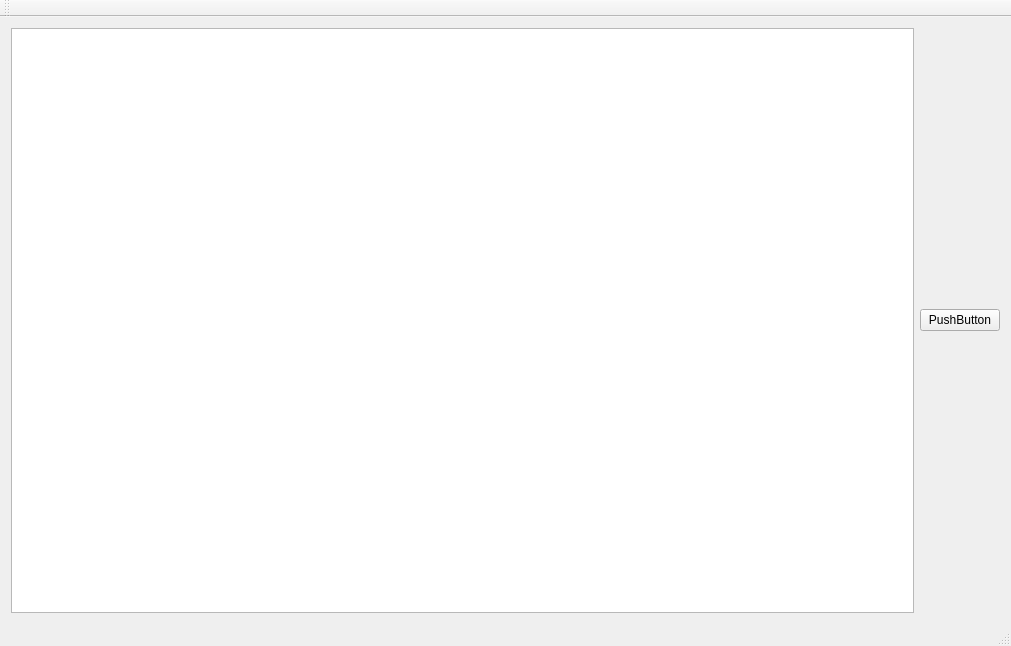
This is WaveInterference/mainwindow.ui in arokasprz100/Wave-Interference as Qt 5 draws it before an edit. The edited form follows.
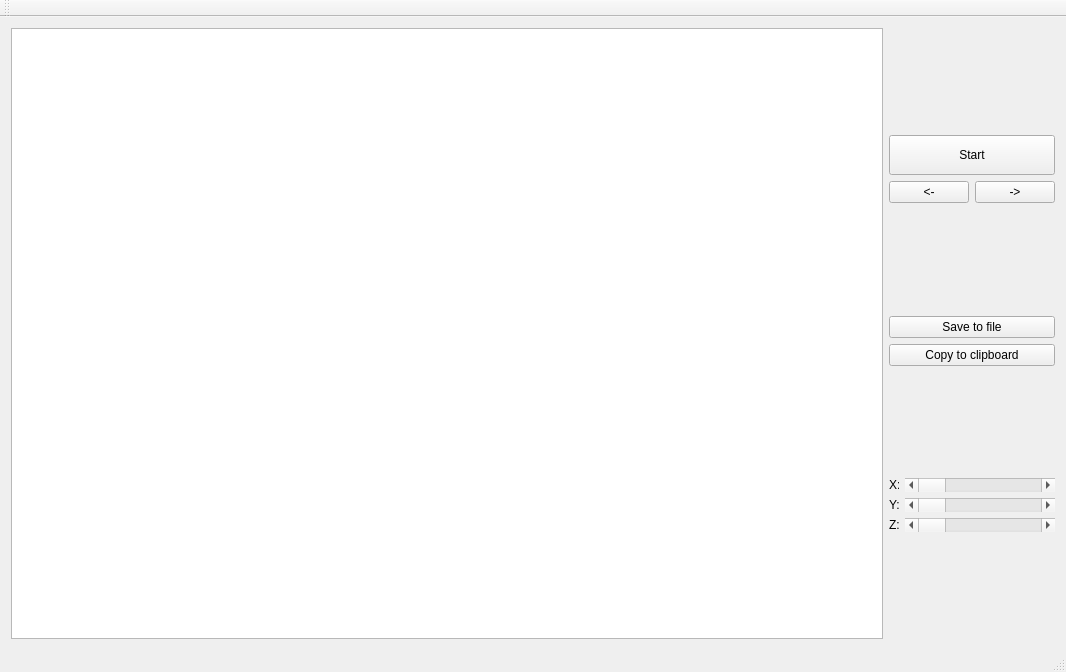
This is the edited form.

Diff of the .ui file:
```diff
--- a/WaveInterference/mainwindow.ui
+++ b/WaveInterference/mainwindow.ui
@@ -6,16 +6,10 @@
    <rect>
     <x>0</x>
     <y>0</y>
-    <width>1011</width>
-    <height>646</height>
+    <width>1066</width>
+    <height>672</height>
    </rect>
   </property>
-  <property name="sizePolicy">
-   <sizepolicy hsizetype="Preferred" vsizetype="Preferred">
-    <horstretch>4</horstretch>
-    <verstretch>0</verstretch>
-   </sizepolicy>
-  </property>
   <property name="mouseTracking">
    <bool>false</bool>
   </property>
@@ -27,22 +21,217 @@
   </property>
   <widget class="QWidget" name="centralWidget">
    <layout class="QGridLayout" name="gridLayout">
-    <item row="1" column="0">
+    <item row="0" column="0">
      <layout class="QHBoxLayout" name="horizontalLayout_2">
       <item>
        <widget class="QGraphicsView" name="graphicsView"/>
       </item>
       <item>
-       <layout class="QVBoxLayout" name="verticalLayout" stretch="0">
+       <layout class="QVBoxLayout" name="verticalLayout" stretch="0,0,0,0,0,0,0">
         <property name="leftMargin">
          <number>0</number>
         </property>
         <item>
-         <widget class="QPushButton" name="pushButton">
-          <property name="text">
-           <string>PushButton</string>
+         <spacer name="verticalSpacer_3">
+          <property name="orientation">
+           <enum>Qt::Vertical</enum>
           </property>
-         </widget>
+          <property name="sizeType">
+           <enum>QSizePolicy::MinimumExpanding</enum>
+          </property>
+          <property name="sizeHint" stdset="0">
+           <size>
+            <width>5</width>
+            <height>10</height>
+           </size>
+          </property>
+         </spacer>
+        </item>
+        <item>
+         <layout class="QVBoxLayout" name="verticalLayout_2">
+          <item>
+           <widget class="QPushButton" name="m_animation">
+            <property name="minimumSize">
+             <size>
+              <width>70</width>
+              <height>40</height>
+             </size>
+            </property>
+            <property name="text">
+             <string>Start</string>
+            </property>
+           </widget>
+          </item>
+          <item>
+           <layout class="QHBoxLayout" name="horizontalLayout_3">
+            <item>
+             <widget class="QPushButton" name="m_previous">
+              <property name="text">
+               <string>&lt;-</string>
+              </property>
+             </widget>
+            </item>
+            <item>
+             <widget class="QPushButton" name="m_next">
+              <property name="text">
+               <string>-&gt;</string>
+              </property>
+             </widget>
+            </item>
+           </layout>
+          </item>
+         </layout>
+        </item>
+        <item>
+         <spacer name="verticalSpacer">
+          <property name="orientation">
+           <enum>Qt::Vertical</enum>
+          </property>
+          <property name="sizeHint" stdset="0">
+           <size>
+            <width>20</width>
+            <height>40</height>
+           </size>
+          </property>
+         </spacer>
+        </item>
+        <item>
+         <layout class="QVBoxLayout" name="verticalLayout_3">
+          <item>
+           <widget class="QPushButton" name="m_save">
+            <property name="text">
+             <string>Save to file</string>
+            </property>
+           </widget>
+          </item>
+          <item>
+           <widget class="QPushButton" name="m_clipboard">
+            <property name="text">
+             <string>Copy to clipboard</string>
+            </property>
+           </widget>
+          </item>
+         </layout>
+        </item>
+        <item>
+         <spacer name="verticalSpacer_4">
+          <property name="orientation">
+           <enum>Qt::Vertical</enum>
+          </property>
+          <property name="sizeHint" stdset="0">
+           <size>
+            <width>20</width>
+            <height>40</height>
+           </size>
+          </property>
+         </spacer>
+        </item>
+        <item>
+         <layout class="QVBoxLayout" name="verticalLayout_4">
+          <item>
+           <layout class="QHBoxLayout" name="horizontalLayout_6">
+            <item>
+             <widget class="QLabel" name="label_2">
+              <property name="maximumSize">
+               <size>
+                <width>10</width>
+                <height>16777215</height>
+               </size>
+              </property>
+              <property name="text">
+               <string>X:</string>
+              </property>
+             </widget>
+            </item>
+            <item>
+             <widget class="QScrollBar" name="x_bar">
+              <property name="styleSheet">
+               <string notr="true">z_bar-&gt;setStyleSheet(&quot;background-color: yellow&quot;);</string>
+              </property>
+              <property name="maximum">
+               <number>359</number>
+              </property>
+              <property name="orientation">
+               <enum>Qt::Horizontal</enum>
+              </property>
+             </widget>
+            </item>
+           </layout>
+          </item>
+          <item>
+           <layout class="QHBoxLayout" name="horizontalLayout_5">
+            <item>
+             <widget class="QLabel" name="label_3">
+              <property name="maximumSize">
+               <size>
+                <width>10</width>
+                <height>16777215</height>
+               </size>
+              </property>
+              <property name="text">
+               <string>Y:</string>
+              </property>
+             </widget>
+            </item>
+            <item>
+             <widget class="QScrollBar" name="y_bar">
+              <property name="maximum">
+               <number>359</number>
+              </property>
+              <property name="orientation">
+               <enum>Qt::Horizontal</enum>
+              </property>
+             </widget>
+            </item>
+           </layout>
+          </item>
+          <item>
+           <layout class="QHBoxLayout" name="horizontalLayout_4">
+            <item>
+             <widget class="QLabel" name="label">
+              <property name="maximumSize">
+               <size>
+                <width>10</width>
+                <height>16777215</height>
+               </size>
+              </property>
+              <property name="layoutDirection">
+               <enum>Qt::RightToLeft</enum>
+              </property>
+              <property name="text">
+               <string>Z:</string>
+              </property>
+             </widget>
+            </item>
+            <item>
+             <widget class="QScrollBar" name="z_bar">
+              <property name="styleSheet">
+               <string notr="true"/>
+              </property>
+              <property name="maximum">
+               <number>359</number>
+              </property>
+              <property name="orientation">
+               <enum>Qt::Horizontal</enum>
+              </property>
+             </widget>
+            </item>
+           </layout>
+          </item>
+         </layout>
+        </item>
+        <item>
+         <spacer name="verticalSpacer_5">
+          <property name="orientation">
+           <enum>Qt::Vertical</enum>
+          </property>
+          <property name="sizeHint" stdset="0">
+           <size>
+            <width>20</width>
+            <height>40</height>
+           </size>
+          </property>
+         </spacer>
         </item>
        </layout>
       </item>
```
Left out of the diff: 77 changed lines with no effect on the pictures.
